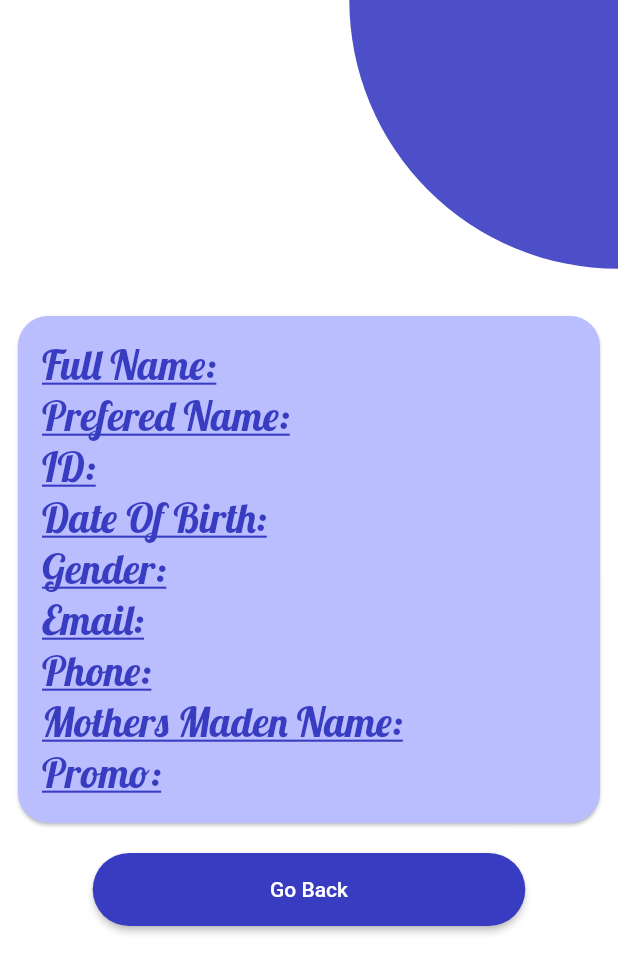
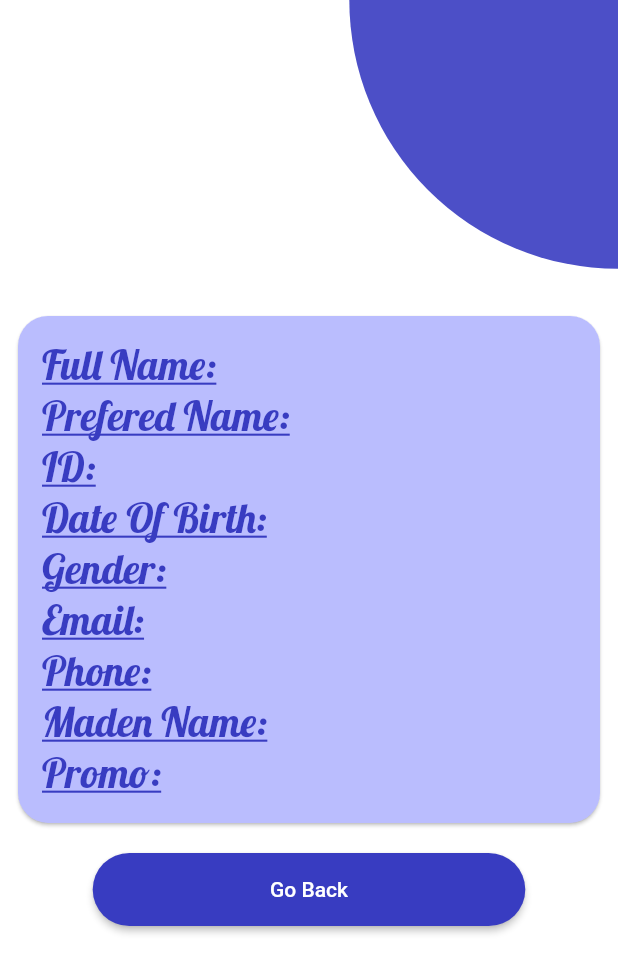
Before and after one commit to GameOnAnil/8square_daily_task, a Flutter app: the SuccessPage screen opened directly with empty values, on a phone screen of 412 x 824 dp. Shown: the top 973 px of the screen. Run offline on Flutter 3.47's test engine with Material 2 defaults, Android fonts, the phone set to English and light mode, and no system bars; our stand-ins replace firebase_auth, firebase_core, flutter_riverpod, flutter_screenutil, fluttertoast, google_fonts and 2 more; missing offline and left inert: authentication, firebase_auth_web, firebase_core_web; accounts and stored records are empty.

Commit message:
minor ui changes

```diff
--- a/intern_task_week2/lib/ui/home/screens/success_page.dart
+++ b/intern_task_week2/lib/ui/home/screens/success_page.dart
@@ -72,7 +72,7 @@ class SuccessPage extends StatelessWidget {
                 value: successModel.phone,
               ),
               CustomTextRow(
-                title: "Mothers Maden Name:",
+                title: "Maden Name:",
                 value: successModel.madenName,
               ),
               (successModel.promo != null)
--- a/intern_task_week2/lib/ui/home/widgets/custom_text_row.dart
+++ b/intern_task_week2/lib/ui/home/widgets/custom_text_row.dart
@@ -17,14 +17,18 @@ class CustomTextRow extends StatelessWidget {
     return Row(
       crossAxisAlignment: CrossAxisAlignment.start,
       children: [
-        Text(
+        ConstrainedBox(
+          constraints:
+              BoxConstraints(maxWidth: MediaQuery.of(context).size.width * .45),
+          child: Text(
             title,
             style: GoogleFonts.lobster(
                 color: mainBlue,
                 fontWeight: FontWeight.w400,
                 fontSize: 24.sp,
                 decoration: TextDecoration.underline),
-          textAlign: TextAlign.center,
+            textAlign: TextAlign.start,
+          ),
         ),
         const SizedBox(width: 10),
         Flexible(
@@ -35,7 +39,7 @@ class CustomTextRow extends StatelessWidget {
               fontWeight: FontWeight.normal,
               fontSize: 24.sp,
             ),
-            textAlign: TextAlign.center,
+            textAlign: TextAlign.start,
           ),
         ),
       ],
```
Also changed, not shown: 2 other files. Lines whose indentation alone changed are shown as unchanged.
